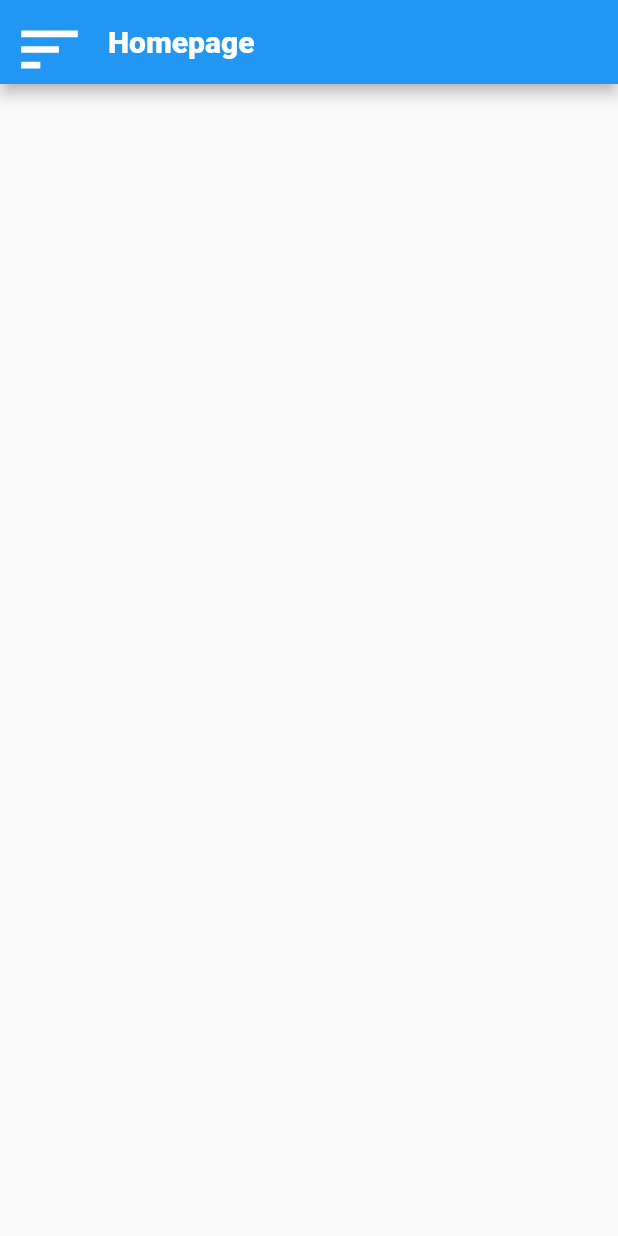
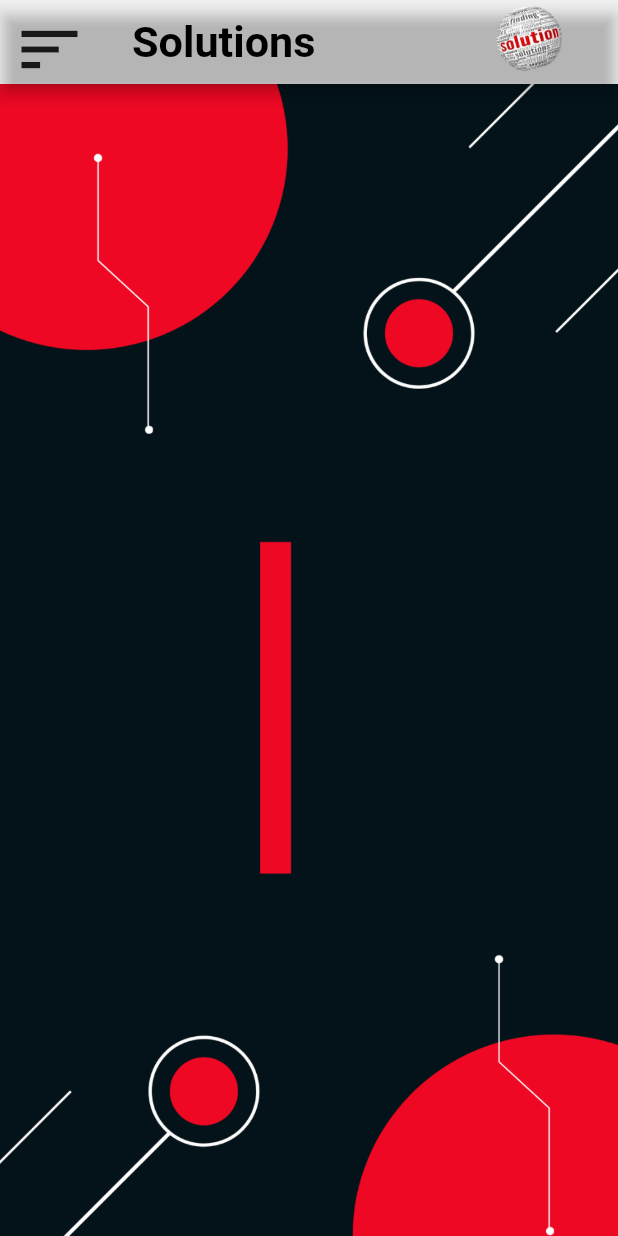
Before and after one commit to codeplus1/solution, a Flutter app: the screen it shows after launch, on a phone screen of 412 x 824 dp. Run offline on Flutter 3.47's test engine with Material 2 defaults, Android fonts, the phone set to English and light mode, and no system bars.

Commit message:
icon and App Name

```diff
--- a/lib/pages/HomePage.dart
+++ b/lib/pages/HomePage.dart
@@ -9,12 +9,14 @@ class HomePage extends StatefulWidget {
 }
 
 class _HomePageState extends State<HomePage> {
-  DateTime? lastPressed; //LastPressed Variable For Double Tap to Close
+  DateTime? lastPressed; // LastPressed Variable For Double Tap to Close
 
   @override
   Widget build(BuildContext context) {
     return Scaffold(
       appBar: AppBar(
+        backgroundColor: Color(0xee0722),
+        // backgroundColor: Colors.red[600],
         leading: Builder(
           builder: (context) => IconButton(
             onPressed: () {
@@ -23,12 +25,26 @@ class _HomePageState extends State<HomePage> {
             icon: Icon(
               Icons.sort,
               size: 50,
+              color: Colors.black87,
             ),
           ),
         ),
-        title: Text(
-          'Homepage',
-          style: TextStyle(fontWeight: FontWeight.w800),
+        title: InkWell(
+          child: ListTile(
+            onTap: () {},
+            trailing: Image.asset(
+              "assets/solution1.png",
+              fit: BoxFit.cover,
+            ),
+            title: Text(
+              'Solutions',
+              textScaleFactor: 1.8,
+              style: TextStyle(
+                  color: Colors.black,
+                  // fontSize: 25,
+                  fontWeight: FontWeight.w700),
+            ),
+          ),
         ),
       ),
       drawer: MyDrawer(),
@@ -56,7 +72,20 @@ class _HomePageState extends State<HomePage> {
           }
         },
         // Code end Here of DOuble tap
-        child: Column(),
+        child: SingleChildScrollView(
+          child: Column(
+            children: [
+              Container(
+                child: Image.asset(
+                  "assets/solution2.png",
+                  fit: BoxFit.cover,
+                ),
+                height: MediaQuery.of(context).size.height,
+                width: MediaQuery.of(context).size.width,
+              )
+            ],
+          ),
+        ),
       ),
     );
   }
--- a/lib/pages/Square.dart
+++ b/lib/pages/Square.dart
@@ -15,6 +15,7 @@ class _SquareState extends State<Square> {
   Widget build(BuildContext context) {
     return Scaffold(
       appBar: AppBar(
+        backgroundColor: Color(0xee0722),
         title: Text("Square"),
       ),
       body: SingleChildScrollView(
--- a/lib/pages/calculator.dart
+++ b/lib/pages/calculator.dart
@@ -16,6 +16,7 @@ class _CalculatorState extends State<Calculator> {
   Widget build(BuildContext context) {
     return Scaffold(
       appBar: AppBar(
+        backgroundColor: Color(0xee0722),
         title: Text("Calculator"),
       ),
       body: SingleChildScrollView(
--- a/lib/pages/calculator/Calculate.dart
+++ b/lib/pages/calculator/Calculate.dart
@@ -9,6 +9,7 @@ class Calculate extends StatefulWidget {
 
 class _CalculateState extends State<Calculate> {
   int first = 0, second = 0; //Two value for calculate + - x /
+
   Widget customOutlineButton(String value) {
     return Expanded(
       // ignore: deprecated_member_use
--- a/lib/pages/interest.dart
+++ b/lib/pages/interest.dart
@@ -20,6 +20,7 @@ class _InterestState extends State<Interest> {
   Widget build(BuildContext context) {
     return Scaffold(
       appBar: AppBar(
+        backgroundColor: Color(0xee0722),
         title: Text("Simple Interest"),
       ),
       body: SingleChildScrollView(
--- a/lib/pages/rectangle.dart
+++ b/lib/pages/rectangle.dart
@@ -17,6 +17,7 @@ class _RectangleState extends State<Rectangle> {
   Widget build(BuildContext context) {
     return Scaffold(
       appBar: AppBar(
+        backgroundColor: Color(0xee0722),
         title: Text("Rectangle"),
       ),
       body: SingleChildScrollView(
--- a/lib/pages/tempConvert.dart
+++ b/lib/pages/tempConvert.dart
@@ -17,6 +17,7 @@ class _TemperatureState extends State<Temperature> {
   Widget build(BuildContext context) {
     return Scaffold(
       appBar: AppBar(
+        backgroundColor: Color(0xee0722),
         title: Text("Temperature Conversion"),
       ),
       body: SingleChildScrollView(
--- a/lib/widgets/button.dart
+++ /dev/null
@@ -1,6 +0,0 @@
-// import 'package:flutter/material.dart';
-
-// Widget button(String text, IconData i1) {
-//   return ElevatedButton.icon(
-//       onPressed: () {}, icon: Icon(i1), label: Text(text));
-// }
--- a/pubspec.yaml
+++ b/pubspec.yaml
@@ -23,6 +23,7 @@ environment:
 dependencies:
   flutter:
     sdk: flutter
+  carousel_pro: ^1.0.0
 
 
   # The following adds the Cupertino Icons font to your application.
```
Also changed, not shown: lib/pages/circle.dart (+3 -4 lines), lib/widgets/TextEntry.dart (+7 -6 lines), lib/widgets/drawer.dart (+7 -7 lines), assets/solution1.png (added), assets/solution2.png (added), pubspec.lock, 6 other files.
